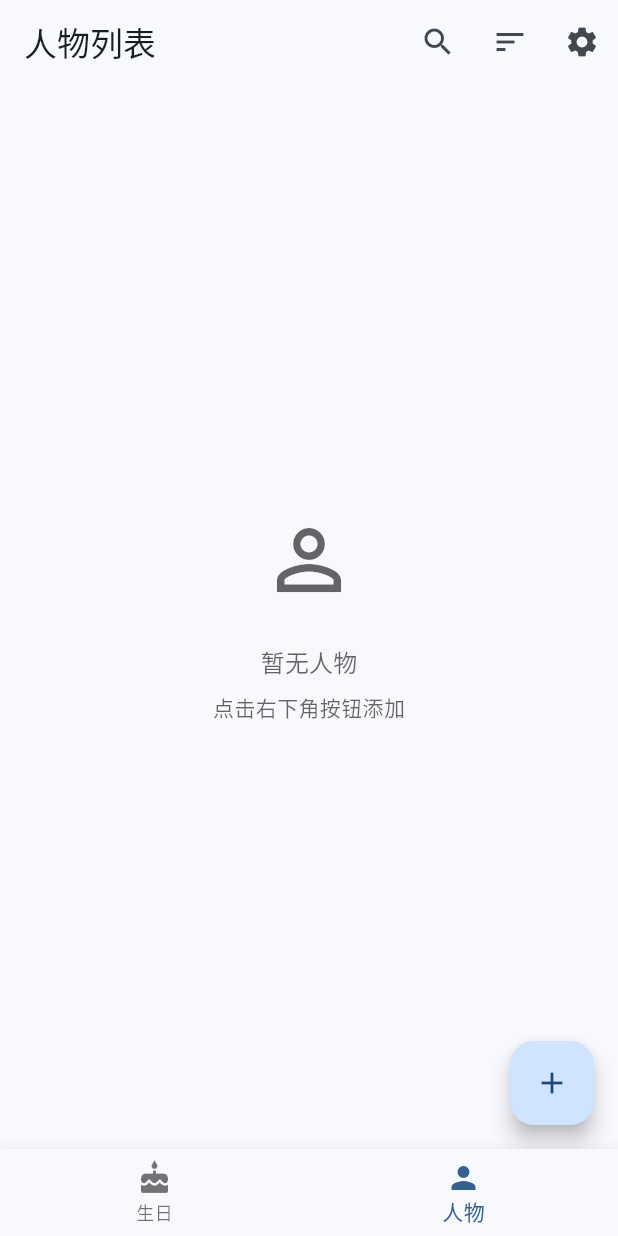
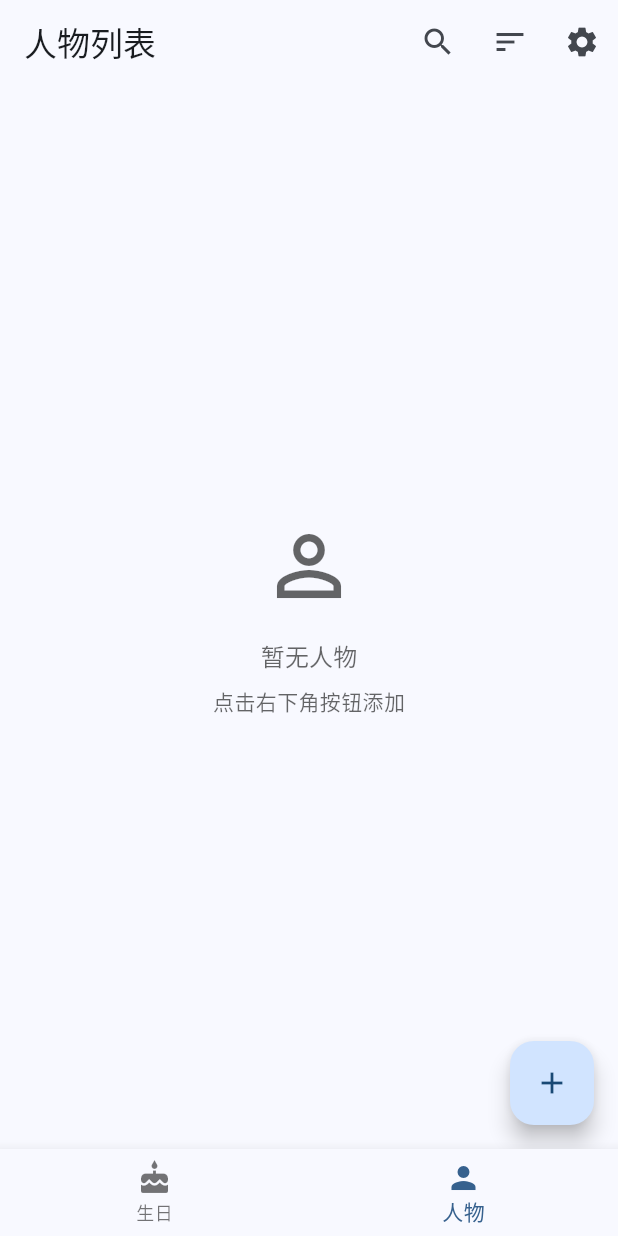
Before and after one commit to LightningYu/moecalendar, a Flutter app: the CharacterTab screen opened by its route, on a phone screen of 412 x 824 dp. Run offline on Flutter 3.47's test engine with Material 3 defaults, Android fonts, the phone set to English and light mode, and no system bars; our stand-ins replace dio, go_router; missing offline and left inert: android_intent_plus, flutter_web_auth_2, lunar; accounts and stored records are empty.

Commit message:
Fix incorrect usage of design constants based on code review
Co-authored-by: LightningYu <129917363+LightningYu@users.noreply.github.com>

```diff
--- a/lib/screens/birthday_page/character_tab.dart
+++ b/lib/screens/birthday_page/character_tab.dart
@@ -357,7 +357,7 @@ class _CharacterTabState extends State<CharacterTab> {
               size: 64,
               color: Theme.of(context).hintColor,
             ),
-            const SizedBox(height: DesignConstants.iconSizeLg),
+            const SizedBox(height: DesignConstants.spacing),
             Text(
               _searchQuery.isNotEmpty ? '未找到匹配人物' : '暂无人物',
               style: Theme.of(context).textTheme.titleMedium?.copyWith(
--- a/lib/widgets/bangumi_subject_list_item.dart
+++ b/lib/widgets/bangumi_subject_list_item.dart
@@ -33,7 +33,7 @@ class BangumiSubjectListItem extends StatelessWidget {
             children: [
               // 封面图 - 使用较大尺寸展示高精度图片
               ClipRRect(
-                borderRadius: BorderRadius.circular(DesignConstants.spacingSm),
+                borderRadius: BorderRadius.circular(DesignConstants.radiusSm),
                 child: Container(
                   width: DesignConstants.avatarSizeLg,
                   height: 110,
```
